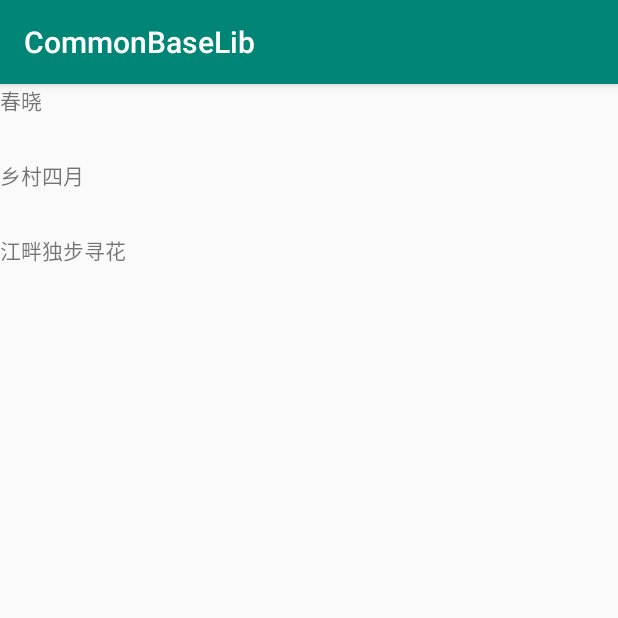
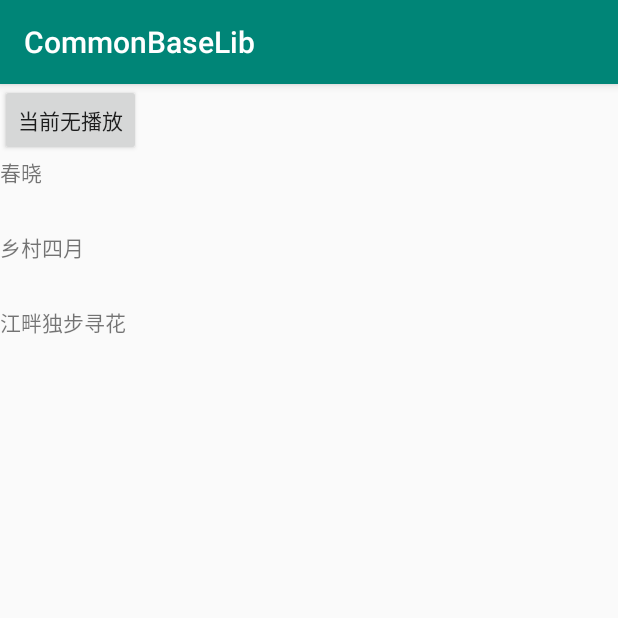
Before and after one commit to wysthelastcrazy/CommonBaseLib, an Android app: the screen it shows after launch (MusicListActivity), on a phone screen of 412 x 824 dp, the top half of it. Run offline under Robolectric (Android 15) with nearby library versions, the phone set to English and light mode, and no system bars; 2 statements that could not run were skipped.

Commit message:
前台服务交互添加

```diff
--- a/app/src/main/java/com/wys/commonbaselib/music/IGSMusicPlayListener.java
+++ b/app/src/main/java/com/wys/commonbaselib/music/IGSMusicPlayListener.java
@@ -5,10 +5,13 @@ package com.wys.commonbaselib.music;
  * Describe:
  */
 public interface IGSMusicPlayListener {
+
     /**缓冲*/
     void onShowBuffering();
     /**结束缓冲**/
     void onHideBuffering();
+    /**当前诗歌数据获取成功**/
+    void onGetPoetryInfoCallback(MusicInfo infoBean);
     /**预加载完成**/
     void onAudioReady(long duration);
     /**播放**/
@@ -21,8 +24,6 @@ public interface IGSMusicPlayListener {
     void onAudioEnd();
     /**播放错误**/
     void onAudioError(int code, String errorMsg);
-    /**当前诗歌数据获取成功**/
-    void onGetPoetryInfoCallback(MusicInfo infoBean);
     /**当前播放列表播放结束**/
     void onMusicListEnd();
 }
--- a/app/src/main/java/com/wys/commonbaselib/music/MusicListActivity.java
+++ b/app/src/main/java/com/wys/commonbaselib/music/MusicListActivity.java
@@ -8,6 +8,7 @@ import androidx.appcompat.app.AppCompatActivity;
 import android.os.Bundle;
 import androidx.recyclerview.widget.LinearLayoutManager;
 import android.view.View;
+import android.widget.Button;
 
 import com.wys.commonbaselib.R;
 import com.wys.module_common_ui.widget.recycler.XRecyclerView;
@@ -21,19 +22,28 @@ public class MusicListActivity extends AppCompatActivity {
 
     private MusicConnection connection;
     private MusicService.MusicBinder musicBinder;
+
+    private Button btnGotoPlay;
     @Override
     protected void onCreate(Bundle savedInstanceState) {
         super.onCreate(savedInstanceState);
         setContentView(R.layout.activity_music_list);
-        Intent intent = new Intent(this,MusicService.class);
-        connection = new MusicConnection();
-        bindService(intent,connection,BIND_AUTO_CREATE);
-
-
+        btnGotoPlay = findViewById(R.id.btn_goto_play);
+        btnGotoPlay.setOnClickListener(new View.OnClickListener() {
+            @Override
+            public void onClick(View v) {
+                if (musicBinder!=null&&!musicBinder.isPlayEnd()){
+                    gotoDetail(musicBinder.getCurrPosition(),0);
+                }
+            }
+        });
         rlv_music = findViewById(R.id.rlv_music);
         LinearLayoutManager layoutManager = new LinearLayoutManager(this);
         rlv_music.setLayoutManager(layoutManager);
 
+        Intent intent = new Intent(this,MusicService.class);
+        connection = new MusicConnection();
+        bindService(intent,connection,BIND_AUTO_CREATE);
     }
 
     private ArrayList<MusicInfo> getMusicInfos(){
@@ -84,6 +94,15 @@ public class MusicListActivity extends AppCompatActivity {
         });
 
         rlv_music.setAdapter(mAdapter);
+
+        //正在处于播放状态或者暂停状态时，添加快捷跳转
+        if (musicBinder.isPlaying()){
+            btnGotoPlay.setText("正在播放");
+        }else if (!musicBinder.isPlayEnd()){
+            btnGotoPlay.setText("播放处于暂停中");
+        }else{
+            btnGotoPlay.setText("当前无播放");
+        }
     }
 
     private void gotoDetail(int position,int musicId){
@@ -92,4 +111,9 @@ public class MusicListActivity extends AppCompatActivity {
         intent.putExtra("musicId",musicId);
         startActivity(intent);
     }
+    @Override
+    protected void onDestroy() {
+        unbindService(connection);
+        super.onDestroy();
+    }
 }
--- a/app/src/main/res/layout/activity_music_list.xml
+++ b/app/src/main/res/layout/activity_music_list.xml
@@ -1,12 +1,19 @@
 <?xml version="1.0" encoding="utf-8"?>
-<FrameLayout xmlns:android="http://schemas.android.com/apk/res/android"
+<LinearLayout xmlns:android="http://schemas.android.com/apk/res/android"
     xmlns:app="http://schemas.android.com/apk/res-auto"
     xmlns:tools="http://schemas.android.com/tools"
     android:layout_width="match_parent"
     android:layout_height="match_parent"
-    tools:context=".music.MusicListActivity">
+    tools:context=".music.MusicListActivity"
+    android:orientation="vertical">
+
+    <Button
+        android:id="@+id/btn_goto_play"
+        android:layout_width="wrap_content"
+        android:layout_height="wrap_content"
+        android:text="text"/>
     <com.wys.module_common_ui.widget.recycler.XRecyclerView
         android:id="@+id/rlv_music"
         android:layout_width="match_parent"
         android:layout_height="match_parent"/>
-</FrameLayout>
+</LinearLayout>
```
Also changed, not shown: app/src/main/AndroidManifest.xml (+5 -7 lines), app/src/main/java/com/wys/commonbaselib/music/MusicDetailActivity.java (+32 -17 lines), app/src/main/java/com/wys/commonbaselib/music/MusicService.java (+37 -13 lines), mediaPlayer/src/main/java/com/aigushi/videoplayer/CustomAudioPlayer.java (+10 -1 lines).
